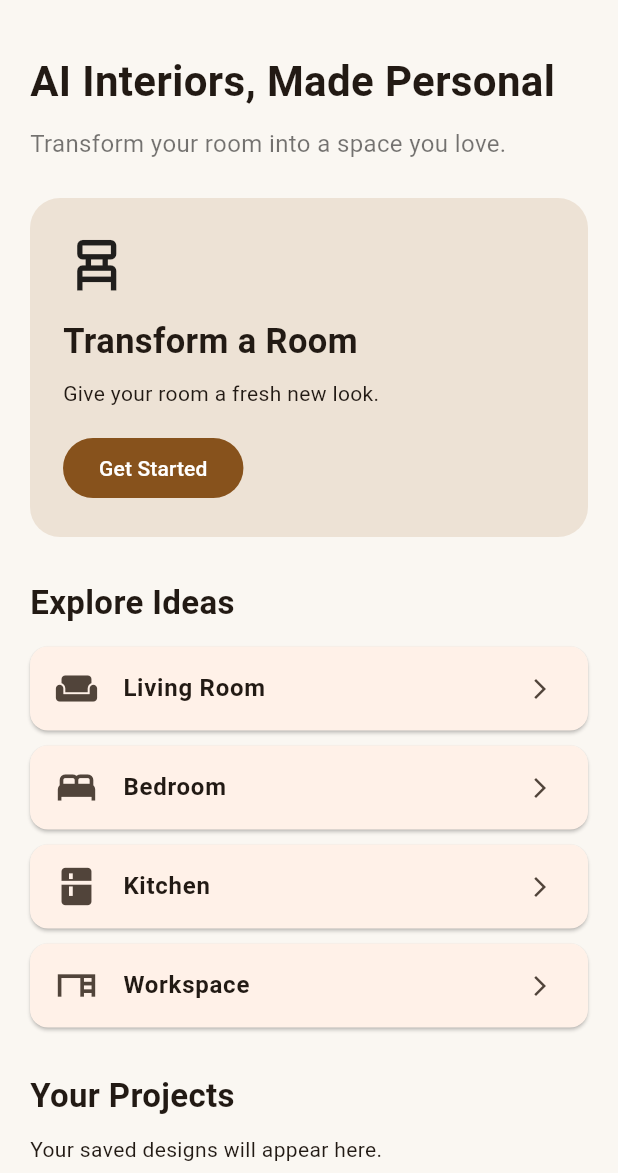
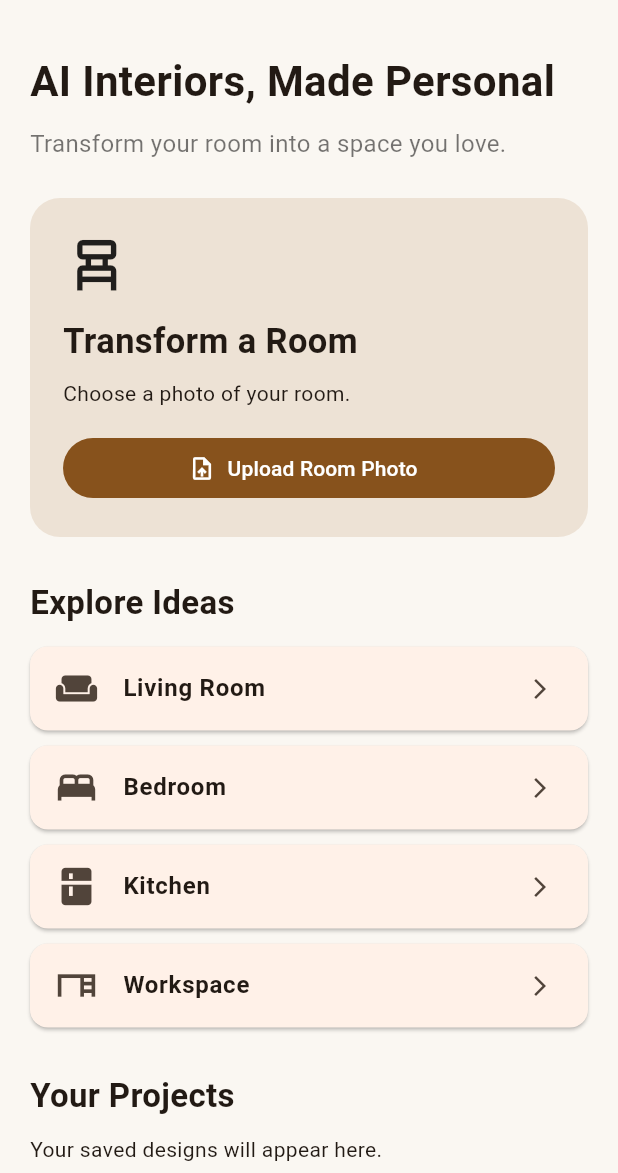
Before and after one commit to manoharparihar0291-art/design-your-space, a Flutter app: the screen it shows after launch, on a phone screen of 412 x 824 dp, the part 63-1236 px from its top. Run offline on Flutter 3.47's test engine with Material 3 defaults, Android fonts, the phone set to English and light mode, and no system bars; our stand-ins replace image_picker.

Commit message:
Update main.dart

```diff
--- a/lib/main.dart
+++ b/lib/main.dart
@@ -1,4 +1,6 @@
+import 'dart:io';
 import 'package:flutter/material.dart';
+import 'package:image_picker/image_picker.dart';
 
 void main() {
   runApp(const DesignYourSpaceApp());
@@ -24,8 +26,36 @@ class DesignYourSpaceApp extends StatelessWidget {
   }
 }
 
-class HomePage extends StatelessWidget {
+class HomePage extends StatefulWidget {
   const HomePage({super.key});
+
+  @override
+  State<HomePage> createState() => _HomePageState();
+}
+
+class _HomePageState extends State<HomePage> {
+  File? selectedImage;
+  final ImagePicker picker = ImagePicker();
+
+  Future<void> pickRoomPhoto() async {
+    try {
+      final XFile? image = await picker.pickImage(
+        source: ImageSource.gallery,
+        imageQuality: 85,
+      );
+
+      if (image != null && mounted) {
+        setState(() {
+          selectedImage = File(image.path);
+        });
+      }
+    } catch (e) {
+      if (!mounted) return;
+      ScaffoldMessenger.of(context).showSnackBar(
+        const SnackBar(content: Text('Photo select nahi ho payi.')),
+      );
+    }
+  }
 
   @override
   Widget build(BuildContext context) {
@@ -75,21 +105,47 @@ class HomePage extends StatelessWidget {
                     ),
                   ),
                   const SizedBox(height: 8),
-                  const Text('Give your room a fresh new look.'),
+                  const Text('Choose a photo of your room.'),
                   const SizedBox(height: 16),
-                  FilledButton(
-                    onPressed: () {
-                      ScaffoldMessenger.of(context).showSnackBar(
-                        const SnackBar(
-                          content: Text('Photo upload coming soon!'),
-                        ),
-                      );
-                    },
-                    child: const Text('Get Started'),
+                  SizedBox(
+                    width: double.infinity,
+                    child: FilledButton.icon(
+                      onPressed: pickRoomPhoto,
+                      icon: const Icon(Icons.upload_file),
+                      label: const Text('Upload Room Photo'),
+                    ),
                   ),
                 ],
               ),
             ),
+            if (selectedImage != null) ...[
+              const SizedBox(height: 25),
+              const Text(
+                'Your Room Photo',
+                style: TextStyle(
+                  fontSize: 22,
+                  fontWeight: FontWeight.bold,
+                ),
+              ),
+              const SizedBox(height: 12),
+              ClipRRect(
+                borderRadius: BorderRadius.circular(16),
+                child: Image.file(
+                  selectedImage!,
+                  width: double.infinity,
+                  height: 250,
+                  fit: BoxFit.cover,
+                ),
+              ),
+              const SizedBox(height: 10),
+              const Text(
+                'Photo uploaded successfully!',
+                style: TextStyle(
+                  color: Colors.green,
+                  fontWeight: FontWeight.bold,
+                ),
+              ),
+            ],
             const SizedBox(height: 28),
             const Text(
               'Explore Ideas',
```
